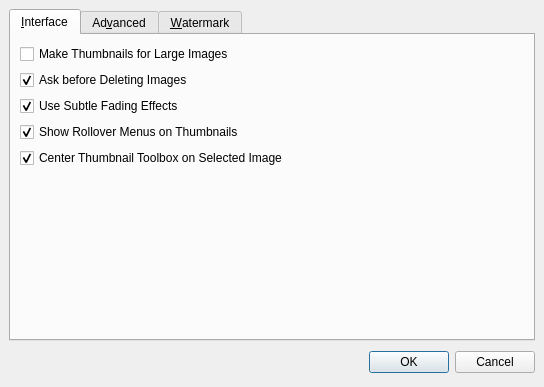
First picture: the form in trunk/app/optionsdialog.ui, repository BackupTheBerlios/imagerocket-svn, before the edit.
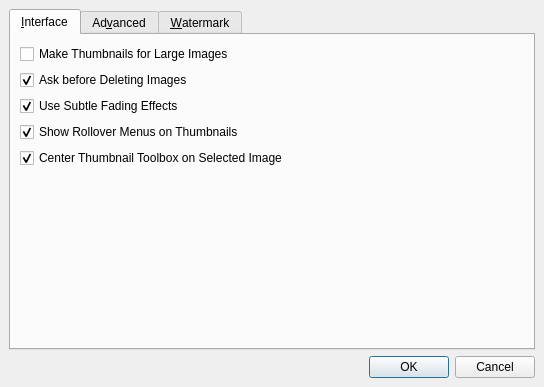
Second picture: the form after the edit.

Commit message: Made RocketOptionsDialog platform-agnostic and cleaned it up a little

```diff
--- a/trunk/app/optionsdialog.ui
+++ b/trunk/app/optionsdialog.ui
@@ -563,44 +563,14 @@
     </widget>
    </item>
    <item>
-    <layout class="QHBoxLayout" >
-     <property name="margin" >
-      <number>0</number>
+    <widget class="QDialogButtonBox" name="buttonBox" >
+     <property name="orientation" >
+      <enum>Qt::Horizontal</enum>
      </property>
-     <property name="spacing" >
-      <number>6</number>
+     <property name="standardButtons" >
+      <set>QDialogButtonBox::Cancel|QDialogButtonBox::NoButton|QDialogButtonBox::Ok</set>
      </property>
-     <item>
-      <spacer>
-       <property name="orientation" >
-        <enum>Qt::Horizontal</enum>
-       </property>
-       <property name="sizeHint" >
-        <size>
-         <width>131</width>
-         <height>31</height>
-        </size>
-       </property>
-      </spacer>
-     </item>
-     <item>
-      <widget class="QPushButton" name="btnOk" >
-       <property name="text" >
-        <string>OK</string>
-       </property>
-       <property name="default" >
-        <bool>true</bool>
-       </property>
-      </widget>
-     </item>
-     <item>
-      <widget class="QPushButton" name="btnCancel" >
-       <property name="text" >
-        <string>Cancel</string>
-       </property>
-      </widget>
-     </item>
-    </layout>
+    </widget>
    </item>
   </layout>
  </widget>
```
Left out of the diff: 46 changed lines with no effect on the pictures. The commit also changes 2 other files.
